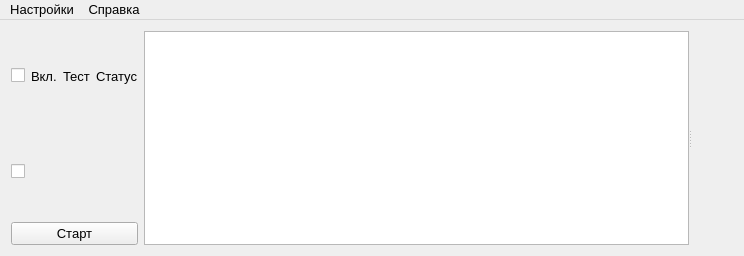
irsural/clb_autocheck, file ui/mainwindow.ui: the form before one commit.
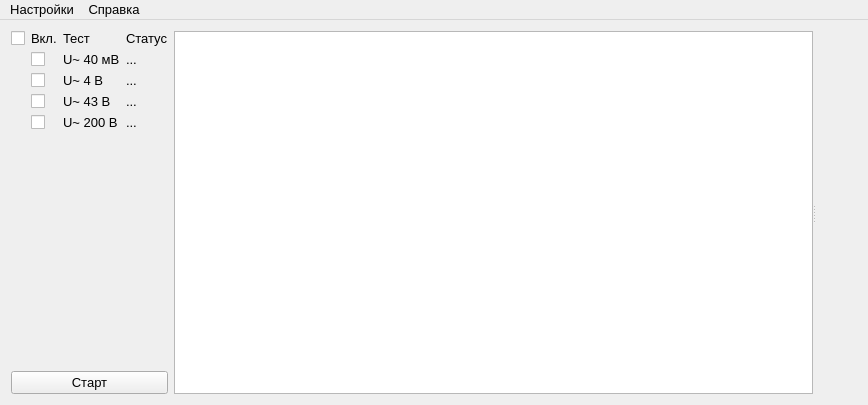
The form after the commit.

```diff
--- a/ui/mainwindow.ui
+++ b/ui/mainwindow.ui
@@ -6,8 +6,8 @@
    <rect>
     <x>0</x>
     <y>0</y>
-    <width>744</width>
-    <height>256</height>
+    <width>868</width>
+    <height>405</height>
    </rect>
   </property>
   <property name="font">
@@ -26,55 +26,138 @@
     <item>
      <layout class="QVBoxLayout" name="verticalLayout_2">
       <item>
-       <layout class="QHBoxLayout" name="horizontalLayout_3">
-        <item>
+       <layout class="QGridLayout" name="gridLayout">
+        <item row="3" column="2">
+         <widget class="QLabel" name="label_7">
+          <property name="text">
+           <string>...</string>
+          </property>
+         </widget>
+        </item>
+        <item row="0" column="0">
+         <layout class="QHBoxLayout" name="horizontalLayout_4">
+          <item>
+           <widget class="QCheckBox" name="enable_all_checkbox">
+            <property name="text">
+             <string/>
+            </property>
+           </widget>
+          </item>
+          <item>
+           <widget class="QLabel" name="label_3">
+            <property name="text">
+             <string>Вкл.</string>
+            </property>
+           </widget>
+          </item>
+         </layout>
+        </item>
+        <item row="2" column="0">
          <widget class="QCheckBox" name="checkBox_2">
+          <property name="styleSheet">
+           <string notr="true">margin-left: 20
+
+</string>
+          </property>
           <property name="text">
            <string/>
           </property>
          </widget>
         </item>
-        <item>
-         <widget class="QLabel" name="label_3">
+        <item row="2" column="1">
+         <widget class="QLabel" name="label_9">
           <property name="text">
-           <string>Вкл.</string>
+           <string>U~ 4 В</string>
           </property>
          </widget>
         </item>
-        <item>
-         <widget class="QLabel" name="label_4">
+        <item row="1" column="2">
+         <widget class="QLabel" name="label_2">
           <property name="text">
-           <string>Тест</string>
+           <string>...</string>
           </property>
          </widget>
         </item>
-        <item>
+        <item row="4" column="0">
+         <widget class="QCheckBox" name="checkBox_4">
+          <property name="styleSheet">
+           <string notr="true">margin-left: 20
+
+</string>
+          </property>
+          <property name="text">
+           <string/>
+          </property>
+         </widget>
+        </item>
+        <item row="2" column="2">
+         <widget class="QLabel" name="label_6">
+          <property name="text">
+           <string>...</string>
+          </property>
+         </widget>
+        </item>
+        <item row="3" column="0">
+         <widget class="QCheckBox" name="checkBox_3">
+          <property name="styleSheet">
+           <string notr="true">margin-left: 20
+
+</string>
+          </property>
+          <property name="text">
+           <string/>
+          </property>
+         </widget>
+        </item>
+        <item row="0" column="2">
          <widget class="QLabel" name="label_5">
           <property name="text">
            <string>Статус</string>
           </property>
          </widget>
         </item>
-       </layout>
-      </item>
-      <item>
-       <layout class="QHBoxLayout" name="horizontalLayout">
-        <item>
-         <widget class="QCheckBox" name="checkBox">
-          <property name="text">
-           <string/>
-          </property>
-         </widget>
-        </item>
-        <item>
+        <item row="1" column="1">
          <widget class="QLabel" name="label">
           <property name="text">
-           <string/>
+           <string>U~ 40 мВ</string>
           </property>
          </widget>
         </item>
-        <item>
-         <widget class="QLabel" name="label_2">
+        <item row="4" column="2">
+         <widget class="QLabel" name="label_8">
+          <property name="text">
+           <string>...</string>
+          </property>
+         </widget>
+        </item>
+        <item row="4" column="1">
+         <widget class="QLabel" name="label_11">
+          <property name="text">
+           <string>U~ 200 В</string>
+          </property>
+         </widget>
+        </item>
+        <item row="0" column="1">
+         <widget class="QLabel" name="label_4">
+          <property name="text">
+           <string>Тест</string>
+          </property>
+         </widget>
+        </item>
+        <item row="3" column="1">
+         <widget class="QLabel" name="label_10">
+          <property name="text">
+           <string>U~ 43 В</string>
+          </property>
+         </widget>
+        </item>
+        <item row="1" column="0">
+         <widget class="QCheckBox" name="checkBox">
+          <property name="styleSheet">
+           <string notr="true">margin-left: 20
+
+</string>
+          </property>
           <property name="text">
            <string/>
           </property>
@@ -83,7 +166,20 @@
        </layout>
       </item>
       <item>
-       <widget class="QPushButton" name="pushButton">
+       <spacer name="verticalSpacer_2">
+        <property name="orientation">
+         <enum>Qt::Vertical</enum>
+        </property>
+        <property name="sizeHint" stdset="0">
+         <size>
+          <width>20</width>
+          <height>40</height>
+         </size>
+        </property>
+       </spacer>
+      </item>
+      <item>
+       <widget class="QPushButton" name="autocheck_start_button">
         <property name="text">
          <string>Старт</string>
         </property>
@@ -142,7 +238,7 @@
     <rect>
      <x>0</x>
      <y>0</y>
-     <width>744</width>
+     <width>868</width>
      <height>21</height>
     </rect>
    </property>
```
